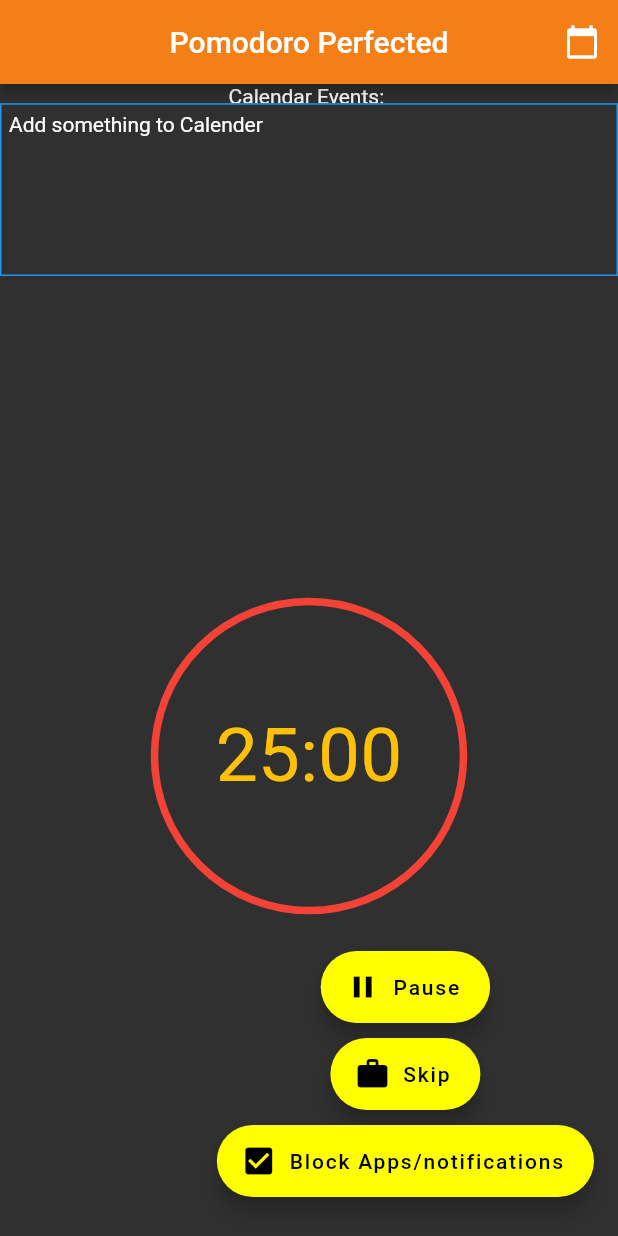
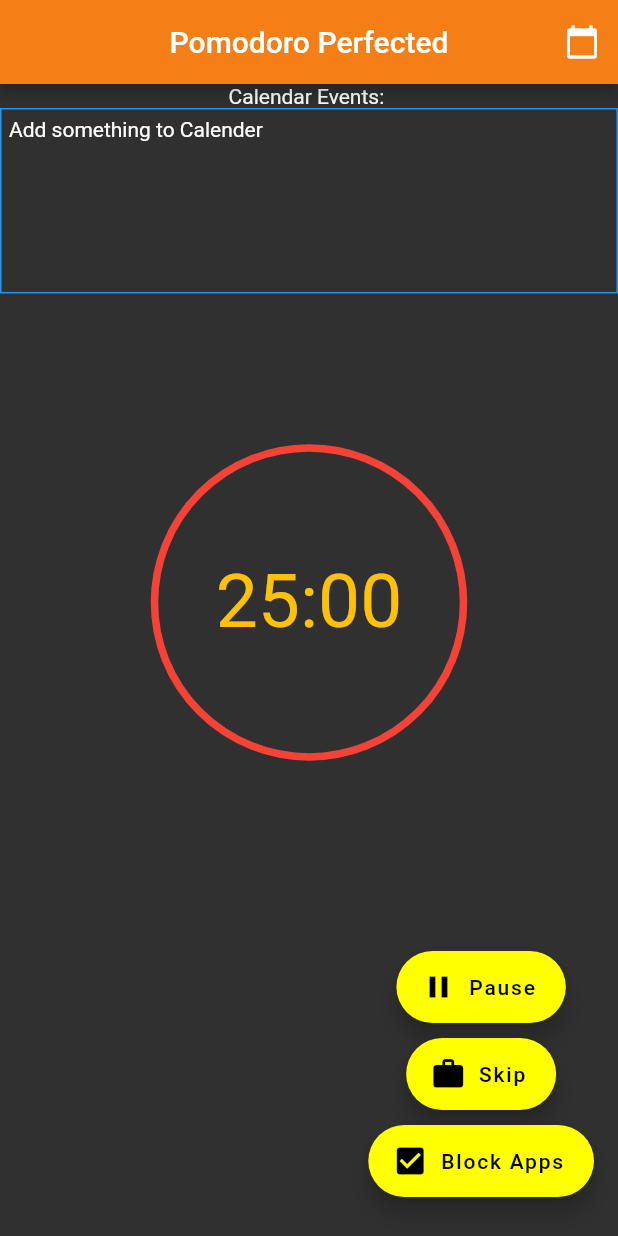
Before and after one commit to DanielDH01/PerfectPomodoro, a Flutter app: the screen it shows after launch, on a phone screen of 412 x 824 dp. Run offline on Flutter 3.47's test engine with Material 2 defaults, Android fonts, the phone set to English and light mode, and no system bars; drawn by our look-alikes of circular_countdown_timer; our stand-ins replace rflutter_alert, syncfusion_flutter_calendar.

Commit message:
Hoofdscherm Tweaks

```diff
--- a/lib/main.dart
+++ b/lib/main.dart
@@ -66,10 +66,7 @@ class _TimerState extends State<Timer> {
             flex: 20,
             child: Column(
               children: [
-                Expanded(
-                  flex: 1,
-                  child: Text("Calendar Events: "),
-                ),
+                Text("Calendar Events: "),
                 Expanded(
                   flex: 9,
                   child: Container(
@@ -88,8 +85,9 @@ class _TimerState extends State<Timer> {
             ),
           ),
           Expanded(
-            flex: 100,
-            child: Center(
+            flex: 90,
+            child: Align(
+              alignment: Alignment.topCenter,
               child: CircularCountDownTimer(
                 width: MediaQuery.of(context).size.width / 2,
                 height: MediaQuery.of(context).size.height / 2,
@@ -189,7 +187,7 @@ class _TimerState extends State<Timer> {
             },
             icon: Icon(
                 _isBlocked ? Icons.check_box_outline_blank : Icons.check_box),
-            label: Text("Block Apps/notifications"),
+            label: Text("Block Apps"),
           ),
           SizedBox(
             height: 10,
```
